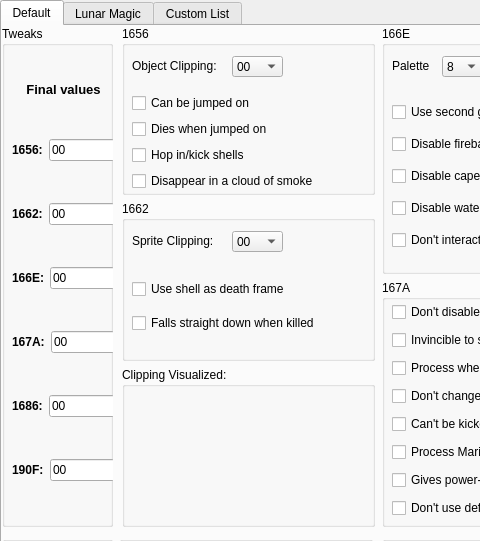
Qt form cfgeditor.ui (Atari2/CFGEditorPlusPlus) before a commit; both pictures show x 0 to 480 and y 0 to 541 of the 913 by 672 pixel window.
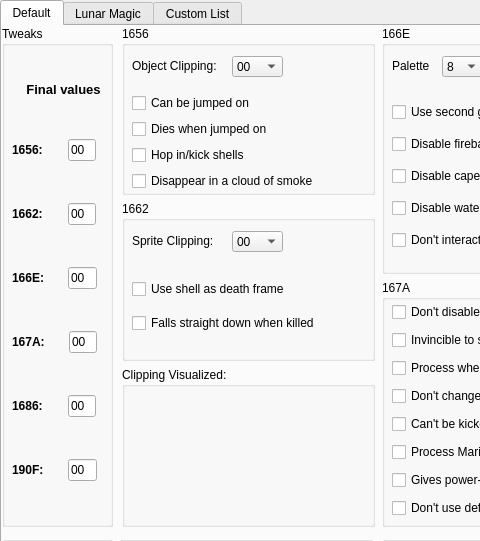
The same form after that commit. The open tabs and pages were chosen to show the change. Custom widgets are drawn as their Qt base class.

The edit to the form file:
```diff
--- a/cfgeditor.ui
+++ b/cfgeditor.ui
@@ -1490,6 +1490,12 @@
           </item>
           <item>
            <widget class="QLineEdit" name="lineEdit1656">
+            <property name="maximumSize">
+             <size>
+              <width>50</width>
+              <height>16777215</height>
+             </size>
+            </property>
             <property name="text">
              <string>00</string>
             </property>
@@ -1547,6 +1553,12 @@
           </item>
           <item>
            <widget class="QLineEdit" name="lineEdit1662">
+            <property name="maximumSize">
+             <size>
+              <width>50</width>
+              <height>16777215</height>
+             </size>
+            </property>
             <property name="text">
              <string>00</string>
             </property>
@@ -1604,6 +1616,12 @@
           </item>
           <item>
            <widget class="QLineEdit" name="lineEdit166E">
+            <property name="maximumSize">
+             <size>
+              <width>51</width>
+              <height>16777215</height>
+             </size>
+            </property>
             <property name="text">
              <string>00</string>
             </property>
@@ -1661,6 +1679,12 @@
           </item>
           <item>
            <widget class="QLineEdit" name="lineEdit167a">
+            <property name="maximumSize">
+             <size>
+              <width>49</width>
+              <height>16777215</height>
+             </size>
+            </property>
             <property name="text">
              <string>00</string>
             </property>
@@ -1718,6 +1742,12 @@
           </item>
           <item>
            <widget class="QLineEdit" name="lineEdit1686">
+            <property name="maximumSize">
+             <size>
+              <width>50</width>
+              <height>16777215</height>
+             </size>
+            </property>
             <property name="text">
              <string>00</string>
             </property>
@@ -1775,6 +1805,12 @@
           </item>
           <item>
            <widget class="QLineEdit" name="lineEdit190f">
+            <property name="maximumSize">
+             <size>
+              <width>51</width>
+              <height>16777215</height>
+             </size>
+            </property>
             <property name="text">
              <string>00</string>
             </property>
```
Left out of the diff: 26 changed lines with no effect on the pictures.
